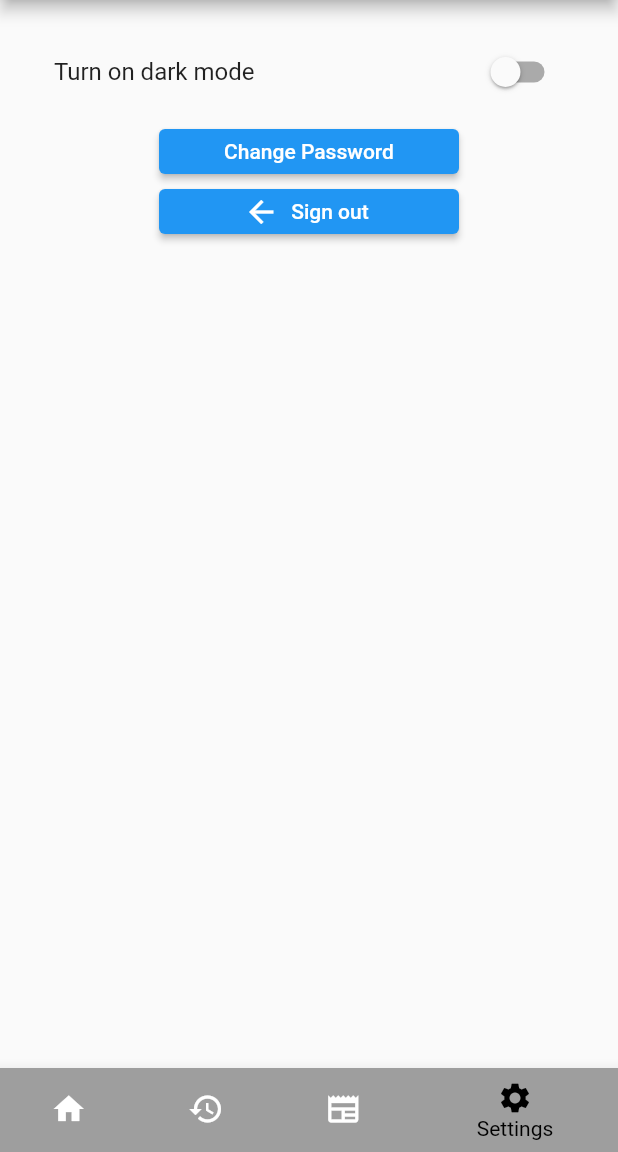
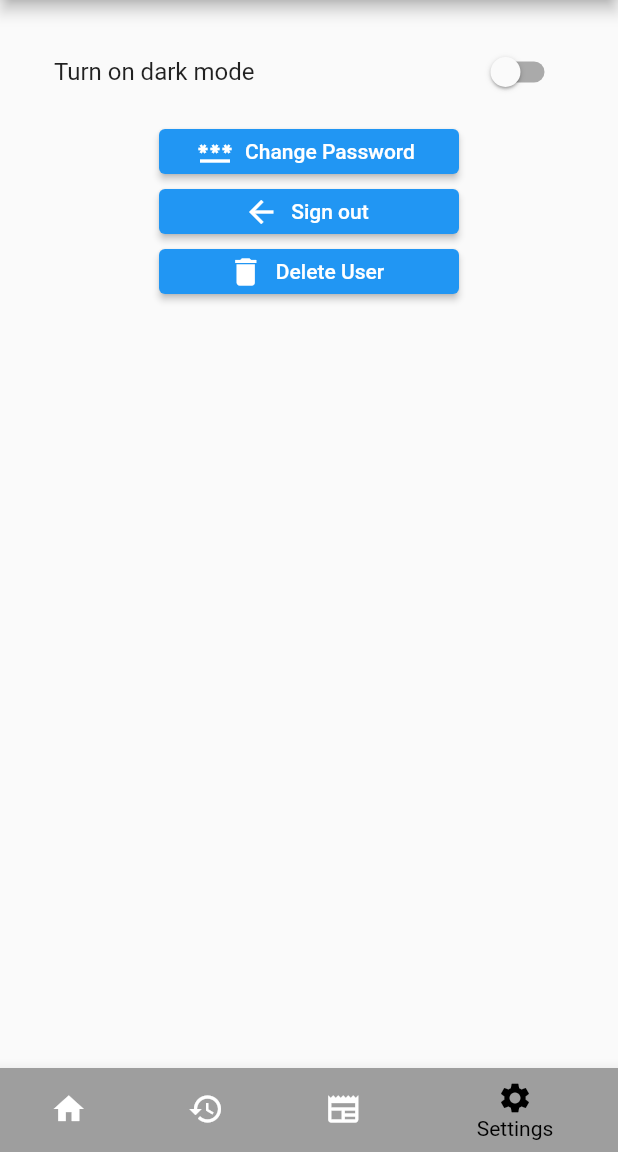
Before and after one commit to Mobiilikehitysprojekti/Flutter-Kiinteistohuolto, a Flutter app: the screen it shows once a user with an empty profile is signed in, item 4 of the bottom bar chosen, on a phone screen of 412 x 824 dp, the part 84-1236 px from its top. Run offline on Flutter 3.47's test engine with Material 2 defaults, Android fonts, the phone set to English and light mode, and no system bars; our stand-ins replace cloud_firestore, firebase_auth, firebase_core, fluttertoast; accounts and stored records are empty.

Commit message:
Delete user and updated icons for buttons

```diff
--- a/lib/navBar.dart
+++ b/lib/navBar.dart
@@ -3,7 +3,6 @@ import 'package:flutter_kiinteistohuolto/mainMenu.dart';
 import './news.dart';
 
 import './settings.dart';
-
 
 class NavBar extends StatefulWidget {
   const NavBar({super.key});
@@ -14,14 +13,19 @@ class NavBar extends StatefulWidget {
 
 class _NavBarState extends State<NavBar> {
   int _selectedIndex = 0;
-  final List<String> menuTitle = ["Main menu", "Order history/Status", "News", "Settings"];
+  final List<String> menuTitle = [
+    "Main menu",
+    "Order history/Status",
+    "News",
+    "Settings"
+  ];
   static const TextStyle optionStyle =
       TextStyle(fontSize: 30, fontWeight: FontWeight.bold);
   static List<Widget> _widgetOptions = <Widget>[
     const Scaffold(body: MainMenu()),
     const Text("Order history"),
     const Scaffold(body: News()),
-    Scaffold(body:  SettingsPage())
+    Scaffold(body: Settings())
   ];
 
   void _onItemTapped(int index) {
@@ -32,7 +36,7 @@ class _NavBarState extends State<NavBar> {
 
   @override
   Widget build(BuildContext context) {
-    return Scaffold (
+    return Scaffold(
         appBar: AppBar(title: Text(menuTitle[_selectedIndex])),
         body: _widgetOptions.elementAt(_selectedIndex),
         bottomNavigationBar: BottomNavigationBar(
--- a/lib/settings.dart
+++ b/lib/settings.dart
@@ -6,7 +6,6 @@ import 'package:fluttertoast/fluttertoast.dart';
 import './signIn.dart';
 import './changepassword.dart';
 import 'navBar.dart';
-
 
 ThemeManager _themeManager = ThemeManager();
 var mode = "on";
@@ -50,8 +49,6 @@ class _MySettings extends State<Settings> {
 }
 
 class SettingsPage extends StatelessWidget {
-  final TextEditingController _newPasswordController = TextEditingController();
-  TextEditingController pwagainController = TextEditingController();
   @override
   Widget build(BuildContext context) {
     return Scaffold(
@@ -78,11 +75,12 @@ class SettingsPage extends StatelessWidget {
             child: SizedBox(
               width: 200,
               height: 30,
-              child: ElevatedButton(
-              child: const Text('Change Password'),
+              child: ElevatedButton.icon(
+                label: const Text('Change Password'),
+                icon: const Icon(Icons.password),
                 onPressed: () {
-                Navigator.of(context)
-                    .push(MaterialPageRoute(builder: (context) => ChangePW()));
+                  Navigator.of(context).push(
+                      MaterialPageRoute(builder: (context) => ChangePW()));
                 },
               ),
             ),
@@ -94,17 +92,66 @@ class SettingsPage extends StatelessWidget {
                 height: 30,
                 child: ElevatedButton.icon(
                   label: const Text('Sign out'),
-              icon: Icon(Icons.arrow_back),
+                  icon: const Icon(Icons.arrow_back),
                   onPressed: () {
                     FirebaseAuth.instance.signOut();
-                Navigator.of(context)
-                    .push(MaterialPageRoute(builder: (context) => Signin()));
+                    Navigator.of(context).push(
+                        MaterialPageRoute(builder: (context) => Signin()));
                   },
-            )
+                )),
+          ),
+          Container(
+            padding: const EdgeInsets.fromLTRB(10, 10, 10, 0),
+            child: SizedBox(
+              width: 200,
+              height: 30,
+              child: ElevatedButton.icon(
+                label: const Text('Delete User'),
+                icon: const Icon(Icons.delete),
+                onPressed: () {
+                  _displayTextInputDialog(context);
+                },
+              ),
             ),
           ),
         ]),
       ),
     );
   }
+
+  TextEditingController _textFieldController = TextEditingController();
+
+  Future<void> _displayTextInputDialog(BuildContext context) async {
+    return showDialog(
+        context: context,
+        builder: (context) {
+          return AlertDialog(
+            title: Text('Are you sure?'),
+            content: TextField(
+              controller: _textFieldController,
+              decoration: const InputDecoration(hintText: "Input email"),
+            ),
+            actions: <Widget>[
+              TextButton(
+                child: Text('CANCEL'),
+                onPressed: () {
+                  Navigator.pop(context);
+                },
+              ),
+              TextButton(
+                child: Text('Delete user'),
+                onPressed: () {
+                  Navigator.pop(context);
+                  String? email = FirebaseAuth.instance.currentUser!.email;
+                  if (_textFieldController.text != email) {
+                    Fluttertoast.showToast(msg: "Wrong Email!");
+                  } else {
+                    FirebaseAuth.instance.currentUser!.delete();
                   }
+                },
+              ),
+            ],
+          );
+        });
+  }
+}
```
Lines whose indentation alone changed are shown as unchanged.
